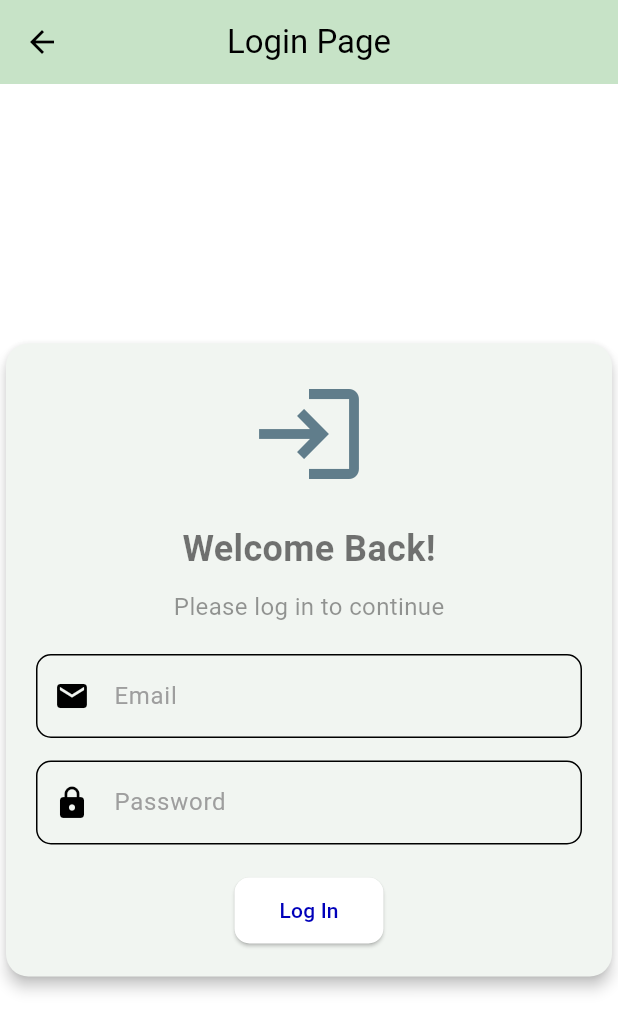
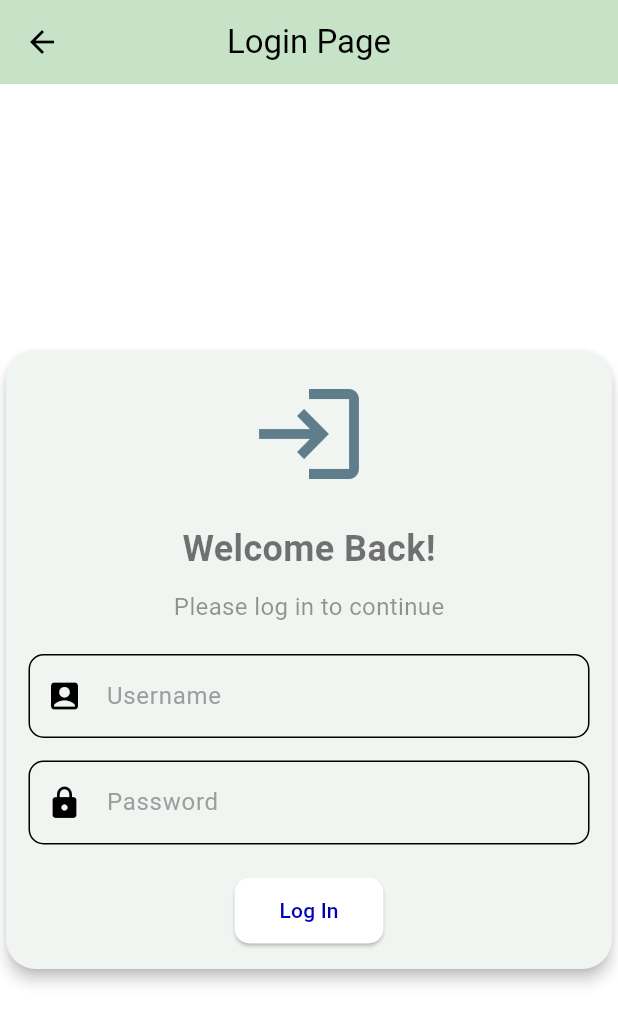
Before and after one commit to SsandraK/Chess, a Flutter app: the screen it shows after launch, after a tap on "Log In", on a phone screen of 412 x 824 dp. Shown: the top 1031 px of the screen. Run offline on Flutter 3.47's test engine with Material 3 defaults, Android fonts, the phone set to English and light mode, and no system bars; our stand-ins replace firebase_core; missing offline and left inert: bishop, square_bishop, squares; accounts and stored records are empty; generated files the repository leaves out were written again.

```diff
--- a/lib/main.dart
+++ b/lib/main.dart
@@ -1,10 +1,17 @@
+import 'package:chess/firebase_options.dart';
 import 'package:chess/providers/game_provider.dart';
 import 'package:chess/screens/menu_screen.dart';
+import 'package:firebase_core/firebase_core.dart';
 import 'package:flutter/material.dart';
 import 'package:provider/provider.dart';
 
-void main() {
+void main() async {
+  WidgetsFlutterBinding.ensureInitialized();
+  await Firebase.initializeApp(
+    options: DefaultFirebaseOptions.currentPlatform,
+);
   runApp(
+
     MultiProvider(
       providers: [
         ChangeNotifierProvider(create: (_) => GameProvider()),
--- a/lib/providers/game_provider.dart
+++ b/lib/providers/game_provider.dart
@@ -8,7 +8,7 @@ class GameProvider extends ChangeNotifier {
   late bishop.Game _game = bishop.Game(variant: bishop.Variant.standard());
   late SquaresState _state = _game.squaresState(Squares.white);
 
-  bool _aiThinking = false;
+  final bool _aiThinking = false;
   bool _flipBoard = false;
   bool _vsComputer = false;
   bool _isLoading = false;
@@ -54,7 +54,7 @@ bool isThreefoldRepetition(String boardHash) {
     // Update board state
   void updateState(SquaresState newState) {
     _state = newState;
-    notifyListeners(); // Notify listeners to update the UI
+    notifyListeners();
   }
 
 
--- a/lib/screens/login_screen.dart
+++ b/lib/screens/login_screen.dart
@@ -1,15 +1,25 @@
+import 'package:chess/screens/waiting_room.dart';
 import 'package:flutter/material.dart';
 
+class LoginScreen extends StatefulWidget {
+  const LoginScreen({super.key});
 
-class LoginScreen extends StatelessWidget {
-  const LoginScreen({super.key});
+  @override
+  State<LoginScreen> createState() => _LoginScreenState();
+}
+
+class _LoginScreenState extends State<LoginScreen> {
+  final _formKey = GlobalKey<FormState>();
+  String username = '';
+  String password = '';
+  bool checkPassword = false;
 
   @override
   Widget build(BuildContext context) {
     return Scaffold(
       appBar: AppBar(
         title: const Text('Login Page'),
-         backgroundColor:  const Color.fromARGB(255, 199, 227, 199),
+        backgroundColor: const Color.fromARGB(255, 199, 227, 199),
         centerTitle: true,
       ),
       body: Center(
@@ -17,10 +27,12 @@ class LoginScreen extends StatelessWidget {
           color: const Color.fromARGB(255, 241, 245, 241),
           elevation: 4,
           shape: RoundedRectangleBorder(
-            borderRadius: BorderRadius.circular(15),
+            borderRadius: BorderRadius.circular(20),
           ),
           child: Padding(
-            padding: const EdgeInsets.all(20.0),
+            padding: const EdgeInsets.all(15.0),
+            child: Form(
+              key: _formKey,
               child: Column(
                 mainAxisSize: MainAxisSize.min,
                 children: [
@@ -47,20 +59,37 @@ class LoginScreen extends StatelessWidget {
                     ),
                   ),
                   const SizedBox(height: 20),
-                TextField(
+                  TextFormField(
+                    textInputAction: TextInputAction.next,
+                    textCapitalization: TextCapitalization.words,
+                    maxLength: 25,
                     decoration: InputDecoration(
-                    labelText: 'Email',
+                      labelText: 'Username',
                       labelStyle: const TextStyle(
                         color: Colors.grey,
                       ),
                       border: OutlineInputBorder(
                         borderRadius: BorderRadius.circular(10),
                       ),
-                    prefixIcon: const Icon(Icons.email),
+                      prefixIcon: const Icon(Icons.account_box),
+                      counterText: '',
                     ),
+                    validator: (value) {
+                      if (value == null || value.isEmpty) {
+                        return 'Please enter a username!';
+                      } else if (value.length < 4) {
+                        return 'Username must be at least 4 characters';
+                      }
+                      return null;
+                    },
+                    onChanged: (value) {
+                      username = value.trim();
+                    },
                   ),
                   const SizedBox(height: 15),
-                TextField(
+                  TextFormField(
+                    textInputAction: TextInputAction.done,
+                    maxLength: 25,
                     obscureText: true,
                     decoration: InputDecoration(
                       labelText: 'Password',
@@ -71,12 +100,34 @@ class LoginScreen extends StatelessWidget {
                         borderRadius: BorderRadius.circular(10),
                       ),
                       prefixIcon: const Icon(Icons.lock),
+                      counterText: '',
                     ),
+                    validator: (value) {
+                      if (value == null || value.isEmpty) {
+                        return 'Please enter a password!';
+                      } else if (value.length < 7) {
+                        return 'Password must be at least 7 characters';
+                      }
+                      return null;
+                    },
+                    onChanged: (value) {
+                      setState(() {
+                        password = value.trim();
+                        checkPassword = password.isNotEmpty;
+                      });
+                    },
                   ),
                   const SizedBox(height: 20),
                   ElevatedButton(
                     onPressed: () {
-                    // TODO: Handle login logic
+                      if (_formKey.currentState!.validate()) {
+                        Navigator.push(
+                          context,
+                          MaterialPageRoute(
+                            builder: (context) => const WaitingRoomScreen(),
+                          ),
+                        );
+                      }
                     },
                     style: ElevatedButton.styleFrom(
                       shape: RoundedRectangleBorder(
@@ -94,6 +145,7 @@ class LoginScreen extends StatelessWidget {
             ),
           ),
         ),
+      ),
     );
   }
 }
--- a/lib/screens/menu_screen.dart
+++ b/lib/screens/menu_screen.dart
@@ -25,7 +25,7 @@ Widget build(BuildContext context) {
     body: Padding(
       padding: const EdgeInsets.symmetric(horizontal: 20.0, vertical: 10.0),
       child: Column(
-        mainAxisAlignment: MainAxisAlignment.spaceEvenly, // Space cards evenly
+        mainAxisAlignment: MainAxisAlignment.spaceEvenly,
         children: [
        MenuCard(
             icon: Icons.login_outlined,
--- a/pubspec.yaml
+++ b/pubspec.yaml
@@ -18,7 +18,10 @@ dependencies:
   bishop: ^1.4.4
   square_bishop: ^0.3.0
   provider: ^6.0.0
-  stockfish: ^1.5.0
+  cloud_firestore: ^5.5.1
+  firebase_core: ^3.8.1
+  firebase_auth: ^5.3.4
+  firebase_storage: ^12.3.7
 
 dev_dependencies:
   flutter_test:
```
Also changed, not shown: lib/screens/waiting_room.dart (added, +17 -0 lines), lib/providers/user_provider.dart (added), pubspec.lock, 9 other files. Lines whose indentation alone changed are shown as unchanged.
